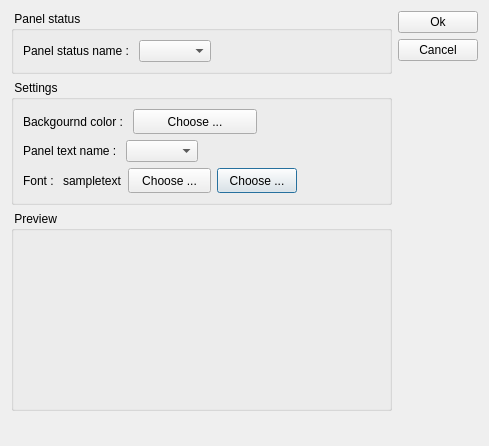
Qt form client/dlgpanelappereance.ui (tbikfalvi/Belenus) before a commit.
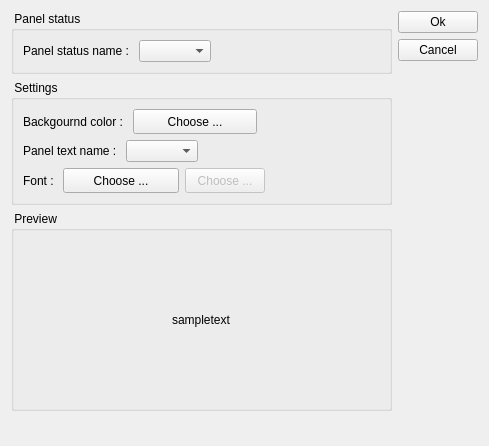
The same form after that commit.

What changed in the file:
```diff
--- a/client/dlgpanelappereance.ui
+++ b/client/dlgpanelappereance.ui
@@ -153,14 +153,7 @@
            </widget>
           </item>
           <item>
-           <widget class="QLabel" name="lblSample">
-            <property name="text">
-             <string>sampletext</string>
-            </property>
-           </widget>
-          </item>
-          <item>
-           <widget class="QToolButton" name="pbFontColor">
+           <widget class="QToolButton" name="pbFont">
             <property name="sizePolicy">
              <sizepolicy hsizetype="MinimumExpanding" vsizetype="Fixed">
               <horstretch>0</horstretch>
@@ -195,6 +188,9 @@
           </item>
           <item>
            <widget class="QPushButton" name="pbTextColor">
+            <property name="enabled">
+             <bool>false</bool>
+            </property>
             <property name="minimumSize">
              <size>
               <width>0</width>
@@ -241,6 +237,45 @@
        <property name="title">
         <string> Preview </string>
        </property>
+       <layout class="QVBoxLayout" name="verticalLayout_5">
+        <item>
+         <layout class="QHBoxLayout" name="horizontalLayout_6">
+          <item>
+           <spacer name="horizontalSpacer_5">
+            <property name="orientation">
+             <enum>Qt::Horizontal</enum>
+            </property>
+            <property name="sizeHint" stdset="0">
+             <size>
+              <width>40</width>
+              <height>20</height>
+             </size>
+            </property>
+           </spacer>
+          </item>
+          <item>
+           <widget class="QLabel" name="lblSample">
+            <property name="text">
+             <string>sampletext</string>
+            </property>
+           </widget>
+          </item>
+          <item>
+           <spacer name="horizontalSpacer_6">
+            <property name="orientation">
+             <enum>Qt::Horizontal</enum>
+            </property>
+            <property name="sizeHint" stdset="0">
+             <size>
+              <width>40</width>
+              <height>20</height>
+             </size>
+            </property>
+           </spacer>
+          </item>
+         </layout>
+        </item>
+       </layout>
       </widget>
      </item>
      <item>
```
